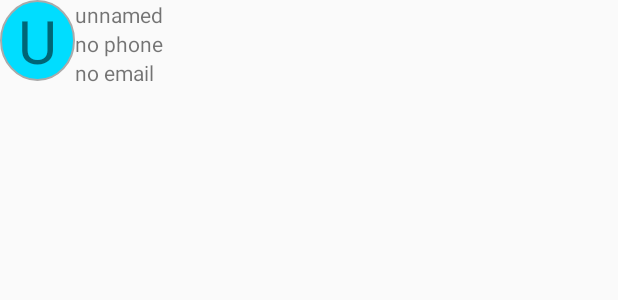
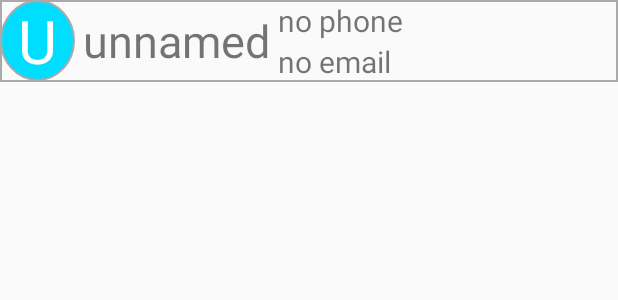
Before and after one commit to sergiosilvajr/ContactEmbedView, an Android app: the layout adapter_row.xml on its own in the app's theme, with its tools: preview values and no code run, on a phone screen of 412 x 824 dp. Shown: the top 300 px of the screen. Run offline under Robolectric (Android 15) with nearby library versions, the phone set to English and light mode, and no system bars.

Commit message:
editting views on list view

```diff
--- /dev/null
+++ b/CustomView/views/src/main/res/drawable/square_view.xml
@@ -0,0 +1,8 @@
+<?xml version="1.0" encoding="utf-8"?>
+<shape xmlns:android="http://schemas.android.com/apk/res/android"
+    android:shape="rectangle">
+    <solid android:color="@android:color/transparent"/>
+    <stroke android:width="1dp"
+        android:color="@android:color/darker_gray"/>
+
+</shape>
--- a/CustomView/views/src/main/res/layout/adapter_row.xml
+++ b/CustomView/views/src/main/res/layout/adapter_row.xml
@@ -1,36 +1,45 @@
 <?xml version="1.0" encoding="utf-8"?>
-<LinearLayout xmlns:android="http://schemas.android.com/apk/res/android"
-    android:orientation="horizontal"
-    android:layout_width="wrap_content"
+<RelativeLayout xmlns:android="http://schemas.android.com/apk/res/android"
+    android:layout_width="match_parent"
     android:layout_height="wrap_content"
+    android:background="@drawable/square_view"
     >
     <TextView
         android:id="@+id/first_letter_text_view"
+        android:layout_width="50dp"
         android:layout_height="wrap_content"
+        android:textColor="@android:color/white"
+        android:gravity="center"
+        android:layout_centerVertical="true"
         android:textSize="40sp"
-        android:gravity="center"
-        android:layout_width="50dp"
         android:background="@drawable/circle_view"
         android:text="U"/>
-
-    <LinearLayout
-        android:orientation="vertical"
+    <TextView
+        android:layout_toRightOf="@id/first_letter_text_view"
+        android:id="@+id/text_view_item_name"
         android:layout_width="wrap_content"
-        android:layout_height="wrap_content">
+        android:layout_height="wrap_content"
+        android:layout_centerVertical="true"
+        android:layout_marginLeft="5dp"
+        android:textSize="30sp"
+        android:layout_marginRight="5dp"
+        android:maxLines="1"
+        android:ellipsize="end"
+        android:maxLength="10"
+        android:text="unnamed"/>
         <TextView
-            android:id="@+id/text_view_item_name"
-            android:layout_width="wrap_content"
-            android:layout_height="wrap_content"
-            android:text="unnamed"/>
-        <TextView
+            android:layout_toRightOf="@id/text_view_item_name"
             android:id="@+id/text_view_item_phone"
             android:layout_width="wrap_content"
             android:layout_height="wrap_content"
+            android:textSize="20sp"
             android:text="no phone"/>
         <TextView
+            android:layout_toRightOf="@id/text_view_item_name"
+            android:layout_below="@id/text_view_item_phone"
             android:id="@+id/text_view_item_email"
             android:layout_width="wrap_content"
             android:layout_height="wrap_content"
+            android:textSize="20sp"
             android:text="no email"/>
-    </LinearLayout>
-</LinearLayout>
+</RelativeLayout>
```
